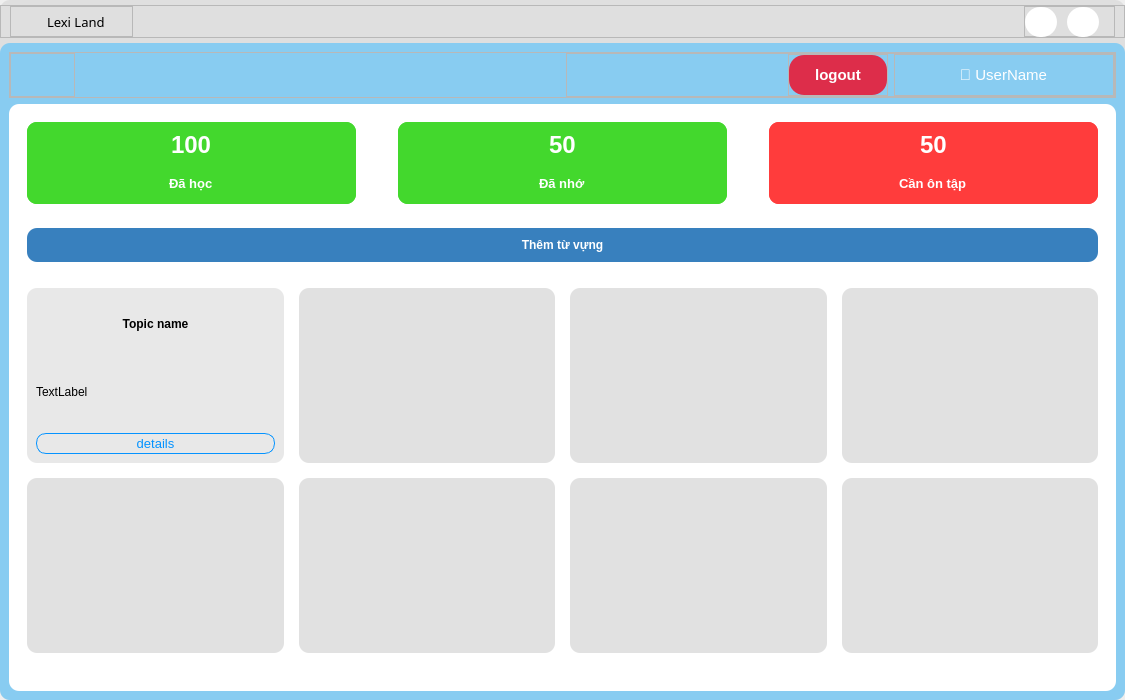
The window that UI/forms/vocab.ui (yuukun123/LexiLand) describes before a commit, drawn with Qt 5.
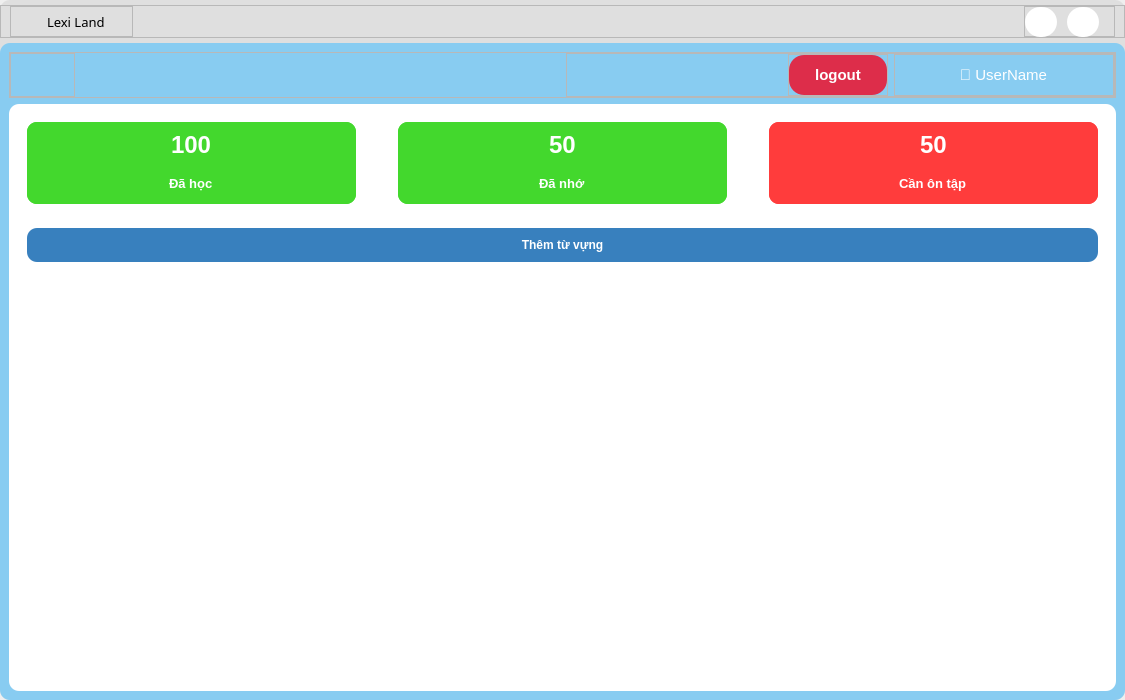
The same window after the commit. Icons and pictures are not drawn.

What changed in the file:
```diff
--- a/UI/forms/vocab.ui
+++ b/UI/forms/vocab.ui
@@ -1046,161 +1046,6 @@
                        <property name="spacing">
                         <number>15</number>
                        </property>
-                       <item row="1" column="3">
-                        <widget class="QFrame" name="frame_36">
-                         <property name="styleSheet">
-                          <string notr="true">background-color: rgb(225, 225, 225);</string>
-                         </property>
-                         <property name="frameShape">
-                          <enum>QFrame::StyledPanel</enum>
-                         </property>
-                         <property name="frameShadow">
-                          <enum>QFrame::Raised</enum>
-                         </property>
-                        </widget>
-                       </item>
-                       <item row="1" column="0">
-                        <widget class="QFrame" name="frame_33">
-                         <property name="styleSheet">
-                          <string notr="true">background-color: rgb(225, 225, 225);</string>
-                         </property>
-                         <property name="frameShape">
-                          <enum>QFrame::StyledPanel</enum>
-                         </property>
-                         <property name="frameShadow">
-                          <enum>QFrame::Raised</enum>
-                         </property>
-                        </widget>
-                       </item>
-                       <item row="0" column="2">
-                        <widget class="QFrame" name="frame_31">
-                         <property name="styleSheet">
-                          <string notr="true">background-color: rgb(225, 225, 225);</string>
-                         </property>
-                         <property name="frameShape">
-                          <enum>QFrame::StyledPanel</enum>
-                         </property>
-                         <property name="frameShadow">
-                          <enum>QFrame::Raised</enum>
-                         </property>
-                        </widget>
-                       </item>
-                       <item row="0" column="0">
-                        <widget class="QFrame" name="frame_topic">
-                         <property name="styleSheet">
-                          <string notr="true">background-color: rgb(232, 232, 232)</string>
-                         </property>
-                         <property name="frameShape">
-                          <enum>QFrame::StyledPanel</enum>
-                         </property>
-                         <property name="frameShadow">
-                          <enum>QFrame::Raised</enum>
-                         </property>
-                         <layout class="QVBoxLayout" name="verticalLayout_17">
-                          <property name="spacing">
-                           <number>15</number>
-                          </property>
-                          <item>
-                           <widget class="QLabel" name="topic_name">
-                            <property name="font">
-                             <font>
-                              <pointsize>9</pointsize>
-                              <weight>75</weight>
-                              <bold>true</bold>
-                             </font>
-                            </property>
-                            <property name="styleSheet">
-                             <string notr="true">
-border-radius:10px;
-color: rgb(0, 0, 0)</string>
-                            </property>
-                            <property name="text">
-                             <string>Topic name</string>
-                            </property>
-                            <property name="alignment">
-                             <set>Qt::AlignCenter</set>
-                            </property>
-                           </widget>
-                          </item>
-                          <item>
-                           <widget class="QLabel" name="total_word">
-                            <property name="text">
-                             <string>TextLabel</string>
-                            </property>
-                           </widget>
-                          </item>
-                          <item>
-                           <widget class="QPushButton" name="detailBtn">
-                            <property name="font">
-                             <font>
-                              <pointsize>10</pointsize>
-                             </font>
-                            </property>
-                            <property name="styleSheet">
-                             <string notr="true">border:1px solid rgb(5, 147, 255);
-color: rgb(5, 147, 255);
-padding: 2px</string>
-                            </property>
-                            <property name="text">
-                             <string>details</string>
-                            </property>
-                           </widget>
-                          </item>
-                         </layout>
-                        </widget>
-                       </item>
-                       <item row="0" column="1">
-                        <widget class="QFrame" name="frame_30">
-                         <property name="styleSheet">
-                          <string notr="true">background-color: rgb(225, 225, 225);</string>
-                         </property>
-                         <property name="frameShape">
-                          <enum>QFrame::StyledPanel</enum>
-                         </property>
-                         <property name="frameShadow">
-                          <enum>QFrame::Raised</enum>
-                         </property>
-                        </widget>
-                       </item>
-                       <item row="1" column="2">
-                        <widget class="QFrame" name="frame_35">
-                         <property name="styleSheet">
-                          <string notr="true">background-color: rgb(225, 225, 225);</string>
-                         </property>
-                         <property name="frameShape">
-                          <enum>QFrame::StyledPanel</enum>
-                         </property>
-                         <property name="frameShadow">
-                          <enum>QFrame::Raised</enum>
-                         </property>
-                        </widget>
-                       </item>
-                       <item row="1" column="1">
-                        <widget class="QFrame" name="frame_34">
-                         <property name="styleSheet">
-                          <string notr="true">background-color: rgb(225, 225, 225);</string>
-                         </property>
-                         <property name="frameShape">
-                          <enum>QFrame::StyledPanel</enum>
-                         </property>
-                         <property name="frameShadow">
-                          <enum>QFrame::Raised</enum>
-                         </property>
-                        </widget>
-                       </item>
-                       <item row="0" column="3">
-                        <widget class="QFrame" name="frame_32">
-                         <property name="styleSheet">
-                          <string notr="true">background-color: rgb(225, 225, 225);</string>
-                         </property>
-                         <property name="frameShape">
-                          <enum>QFrame::StyledPanel</enum>
-                         </property>
-                         <property name="frameShadow">
-                          <enum>QFrame::Raised</enum>
-                         </property>
-                        </widget>
-                       </item>
                       </layout>
                      </widget>
                     </item>
```
